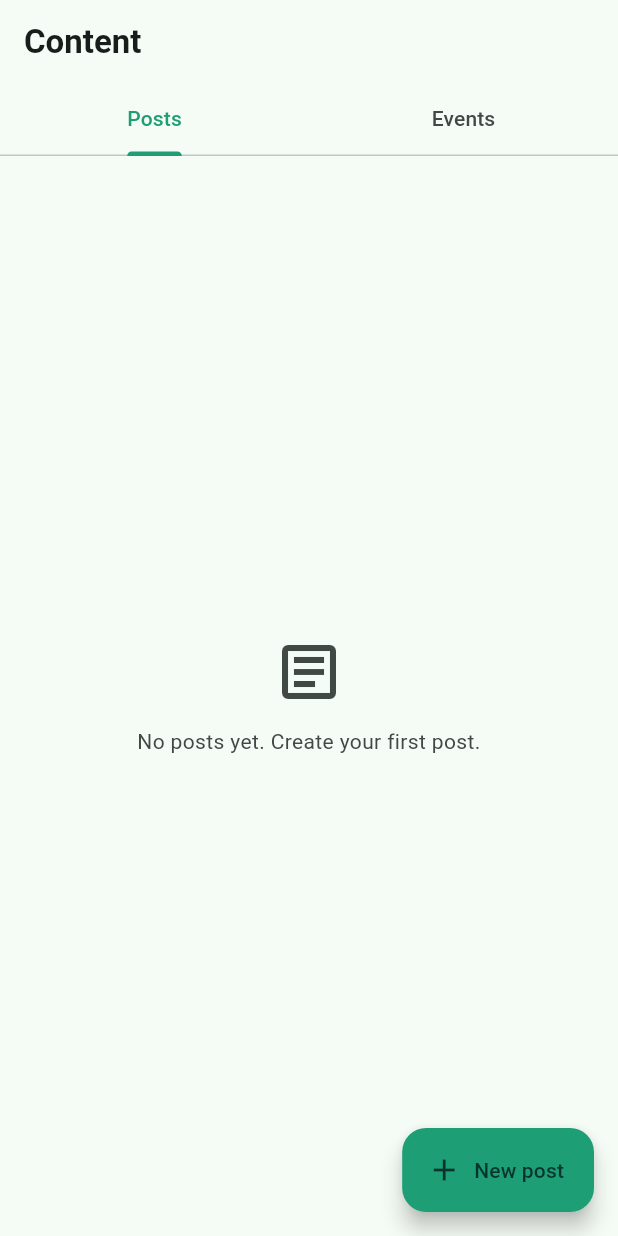
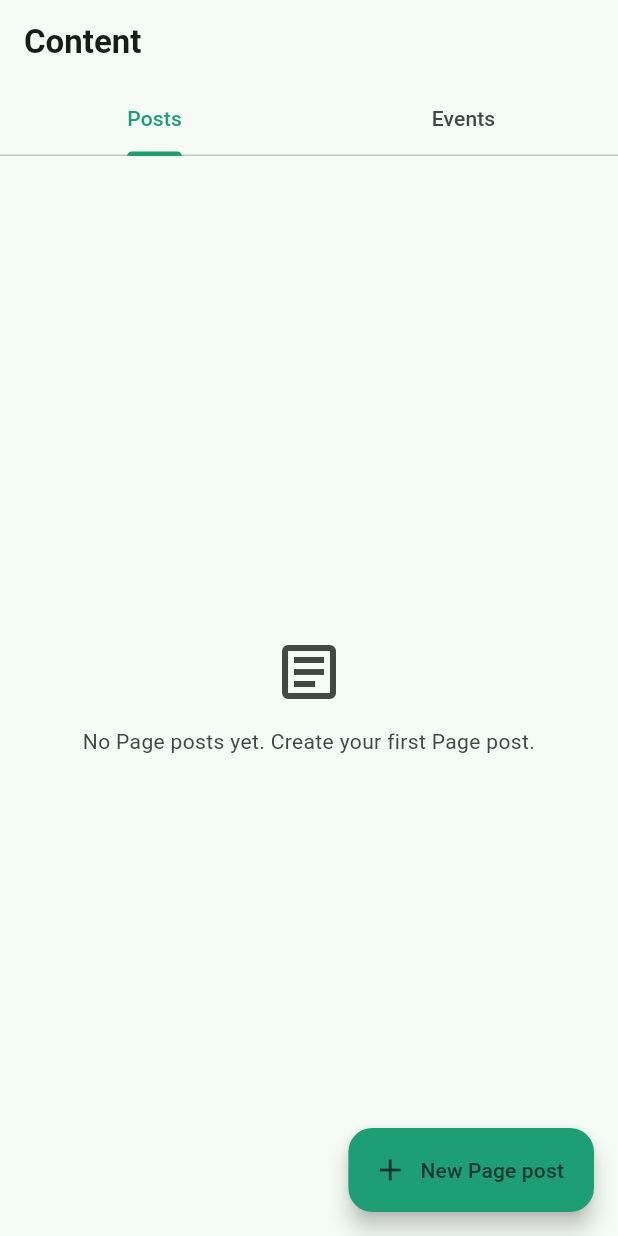
Before and after one commit to ssingh1432/gather, a Flutter app: the PageContentScreen screen opened by its route, on a phone screen of 412 x 824 dp. Run offline on Flutter 3.47's test engine with Material 3 defaults, Android fonts, the phone set to English and light mode, and no system bars; our stand-ins replace audioplayers, cached_network_image, file_picker, firebase_core, firebase_messaging, flutter_dotenv and 15 more; missing offline and left inert: dart:js_interop, gal, receive_sharing_intent; accounts and stored records are empty; network calls fail; statements that could not run were skipped.

Commit message:
feat(Pages): improve content management UX
Stage 2 of the Pages final-completion audit: Page Content Management.

Audit findings:
- Owner workflow (Manage Page -> Content -> Create/Edit/Publish/Pin/
  Archive/Delete) already works correctly end-to-end: page_id and
  author_id are always taken from context/session, never user-typed;
  edits/deletes always target the tapped post's id.
- Backend/RLS already correctly restricts page_posts and page_events
  CREATE/EDIT/DELETE/PUBLISH to manage_content permission holders
  (page_posts_insert requires author_id = auth.uid() AND
  current_user_has_page_permission(page_id, 'manage_content');
  page_events_manage requires the same). Verified live against the
  Supabase project: an authenticated user with no page_posts role
  cannot insert into page_posts (RLS violation), confirming a normal
  visitor cannot publish Page content by calling the API directly.
  No backend/RLS changes were needed or made.
- PAGE CONTENT (page_posts/page_events) and VISITOR CONTENT
  (page_visitor_posts, Stage 1) were already fully separate tables,
  screens, and permission models — never mixed.

The one real gap: the composer's AppBar ('New post' / 'Edit post'),
the Content screen's FAB ('New post'), its empty state, and the
delete confirmation all used bare 'post' wording that reads as
ambiguous in a product that also has Page visitor posts. Reworded
those four strings to 'Page post' so a Page manager can't mistake
this flow for creating/editing a visitor post. No other UI, layout,
or architecture changes.

Verified no regression to Stage 1: page_visitor_posts immutability
and RLS behavior re-checked live and unaffected by this change (no
files from that stage were touched).

```diff
--- a/flutter_app/lib/features/pages/page_content_composer_screen.dart
+++ b/flutter_app/lib/features/pages/page_content_composer_screen.dart
@@ -261,7 +261,7 @@ class _PageContentComposerScreenState extends State<PageContentComposerScreen> {
   @override
   Widget build(BuildContext context) {
     return Scaffold(
-      appBar: AppBar(title: Text(_isEditing ? 'Edit post' : 'New post', style: const TextStyle(fontWeight: FontWeight.w700))),
+      appBar: AppBar(title: Text(_isEditing ? 'Edit Page post' : 'New Page post', style: const TextStyle(fontWeight: FontWeight.w700))),
       body: ListView(
         padding: const EdgeInsets.all(PageTokens.spaceLg),
         children: [
--- a/flutter_app/lib/features/pages/page_content_screen.dart
+++ b/flutter_app/lib/features/pages/page_content_screen.dart
@@ -103,7 +103,7 @@ class _PageContentScreenState extends State<PageContentScreen> with SingleTicker
     final confirmed = await showDialog<bool>(
       context: context,
       builder: (ctx) => AlertDialog(
-        title: const Text('Delete post'),
+        title: const Text('Delete Page post'),
         content: const Text('This removes the post from the page. This cannot be undone from here.'),
         actions: [
           TextButton(onPressed: () => Navigator.pop(ctx, false), child: const Text('Cancel')),
@@ -164,7 +164,7 @@ class _PageContentScreenState extends State<PageContentScreen> with SingleTicker
           backgroundColor: AppColors.brandTeal,
           foregroundColor: AppColors.onBrandTeal,
           icon: const Icon(Icons.add),
-          label: Text(_tabs.index == 0 ? 'New post' : 'New event'),
+          label: Text(_tabs.index == 0 ? 'New Page post' : 'New event'),
         ),
       ),
       body: TabBarView(
@@ -175,7 +175,7 @@ class _PageContentScreenState extends State<PageContentScreen> with SingleTicker
               : _postsError != null
                   ? ErrorRetryState(title: 'Unable to load posts', message: _postsError!, onRetry: _loadPosts)
                   : _posts.isEmpty
-                      ? const _EmptyTab(icon: Icons.article_outlined, message: 'No posts yet. Create your first post.')
+                      ? const _EmptyTab(icon: Icons.article_outlined, message: 'No Page posts yet. Create your first Page post.')
                       : RefreshIndicator(
                           onRefresh: _loadPosts,
                           child: ListView.separated(
```
